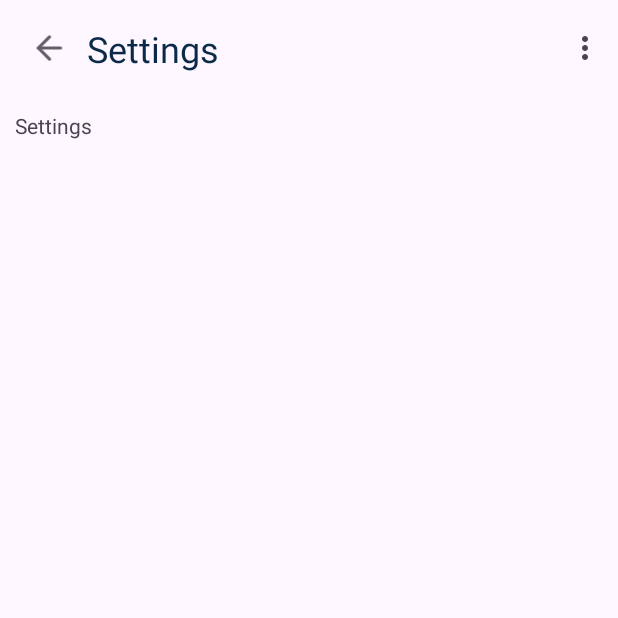
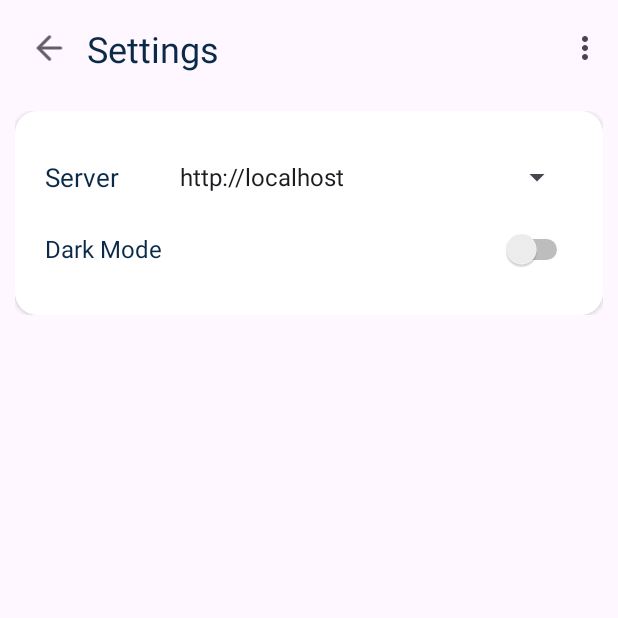
Before and after one commit to dkrakau/eu-ai-act-art-50-poc, an Android app: the SettingsActivity screen opened directly, with no data from a screen before it, on a phone screen of 412 x 824 dp, the top half of it. Run offline under Robolectric (Android 15) with nearby library versions, the phone set to English and light mode, and no system bars; our stand-ins replace navigation-ui; 1 statement that could not run was skipped.

Commit message:
Implement listener for switch and spinner

```diff
--- a/app/GenAIFinder/app/src/main/java/io/krakau/genaifinder/SettingsActivity.kt
+++ b/app/GenAIFinder/app/src/main/java/io/krakau/genaifinder/SettingsActivity.kt
@@ -2,10 +2,19 @@ package io.krakau.genaifinder
 
 import android.content.Intent
 import android.os.Bundle
+import android.provider.Settings
 import android.view.Menu
 import android.view.MenuItem
+import android.view.View
+import android.widget.AdapterView
+import android.widget.AdapterView.OnItemSelectedListener
+import android.widget.ArrayAdapter
 import android.widget.ImageView
+import android.widget.Spinner
+import android.widget.Switch
+import android.widget.Toast
 import androidx.appcompat.app.AppCompatActivity
+import androidx.appcompat.app.AppCompatDelegate
 import androidx.navigation.ui.AppBarConfiguration
 
 class SettingsActivity : AppCompatActivity() {
@@ -13,6 +22,8 @@ class SettingsActivity : AppCompatActivity() {
     private lateinit var appBarConfiguration: AppBarConfiguration
 
     private lateinit var settingsBack: ImageView
+    private lateinit var darkModeSwitch: Switch
+    private lateinit var serverUrlSpinner: Spinner
 
     private lateinit var callingActivity: String
 
@@ -20,13 +31,39 @@ class SettingsActivity : AppCompatActivity() {
         super.onCreate(savedInstanceState)
         setContentView(R.layout.activity_settings)
         setSupportActionBar(findViewById(R.id.toolbar))
+        val applicationContext = this;
 
         settingsBack = findViewById(R.id.settingsBack)
+        darkModeSwitch = findViewById(R.id.darkModeSwitch)
+        serverUrlSpinner = findViewById(R.id.serverUrlSpinner)
 
+        // Get calling activity
         callingActivity = intent.getStringExtra("callingActivity")!!
-
         settingsBack.setOnClickListener {
             startActivity(goBackIntent(callingActivity))
+        }
+
+        // Setup dark mode switch
+        darkModeSwitch.setOnCheckedChangeListener { _, isChecked ->
+            if (isChecked) {
+                // AppCompatDelegate.setDefaultNightMode(AppCompatDelegate.MODE_NIGHT_YES)
+                Toast.makeText(applicationContext, "DarkMode: $isChecked", Toast.LENGTH_SHORT).show()
+            } else {
+                // AppCompatDelegate.setDefaultNightMode(AppCompatDelegate.MODE_NIGHT_NO)
+                Toast.makeText(applicationContext, "DarkMode: $isChecked", Toast.LENGTH_SHORT).show()
+            }
+        }
+
+        // Setup server url spinner
+        val adapter = ArrayAdapter.createFromResource(applicationContext, R.array.serverUrls, android.R.layout.simple_spinner_item)
+        adapter.setDropDownViewResource(android.R.layout.simple_spinner_dropdown_item)
+        serverUrlSpinner.adapter = adapter
+        serverUrlSpinner.onItemSelectedListener = object : AdapterView.OnItemSelectedListener {
+            override fun onItemSelected(parent: AdapterView<*>, view: View?, position: Int, id: Long) {
+                val selectedItem = parent.getItemAtPosition(position).toString()
+                Toast.makeText(applicationContext, "Selected: $selectedItem", Toast.LENGTH_SHORT).show()
+            }
+            override fun onNothingSelected(parent: AdapterView<*>?) {/* Another interface callback */}
         }
     }
 
--- a/app/GenAIFinder/app/src/main/res/layout/activity_settings.xml
+++ b/app/GenAIFinder/app/src/main/res/layout/activity_settings.xml
@@ -48,8 +48,10 @@
         android:layout_height="0dp"
         app:layout_constraintBottom_toBottomOf="parent"
         app:layout_constraintEnd_toEndOf="parent"
+        app:layout_constraintHorizontal_bias="0.0"
         app:layout_constraintStart_toStartOf="parent"
-        app:layout_constraintTop_toBottomOf="@+id/toolbar">
+        app:layout_constraintTop_toBottomOf="@+id/toolbar"
+        app:layout_constraintVertical_bias="0.0">
 
         <LinearLayout
             android:layout_width="match_parent"
@@ -59,11 +61,57 @@
             android:backgroundTint="@color/dialog_bg"
             android:orientation="vertical">
 
-            <TextView
-                android:id="@+id/textView2"
+            <androidx.cardview.widget.CardView
                 android:layout_width="match_parent"
-                android:layout_height="wrap_content"
-                android:text="Settings" />
+                android:layout_height="match_parent"
+                app:cardCornerRadius="15dp">
+
+                <LinearLayout
+                    android:layout_width="match_parent"
+                    android:layout_height="match_parent"
+                    android:background="@color/bg"
+                    android:orientation="vertical"
+                    android:padding="20dp">
+
+                    <androidx.constraintlayout.widget.ConstraintLayout
+                        android:layout_width="match_parent"
+                        android:layout_height="48dp">
+
+                        <TextView
+                            android:id="@+id/textView5"
+                            android:layout_width="wrap_content"
+                            android:layout_height="wrap_content"
+                            android:text="Server"
+                            android:textColor="@color/text_color"
+                            android:textSize="17sp"
+                            app:layout_constraintBottom_toBottomOf="parent"
+                            app:layout_constraintEnd_toStartOf="@+id/serverUrlSpinner"
+                            app:layout_constraintStart_toStartOf="parent"
+                            app:layout_constraintTop_toTopOf="parent" />
+
+                        <Spinner
+                            android:id="@+id/serverUrlSpinner"
+                            android:layout_width="0dp"
+                            android:layout_height="0dp"
+                            android:layout_marginStart="32dp"
+                            app:layout_constraintBottom_toBottomOf="parent"
+                            app:layout_constraintEnd_toEndOf="parent"
+                            app:layout_constraintStart_toEndOf="@+id/textView5"
+                            app:layout_constraintTop_toTopOf="parent" />
+
+                    </androidx.constraintlayout.widget.ConstraintLayout>
+
+                    <Switch
+                        android:id="@+id/darkModeSwitch"
+                        android:layout_width="match_parent"
+                        android:layout_height="48dp"
+                        android:text="Dark Mode"
+                        android:textColor="@color/text_color"
+                        android:textSize="16sp" />
+
+                </LinearLayout>
+            </androidx.cardview.widget.CardView>
+
         </LinearLayout>
     </ScrollView>
 
```
